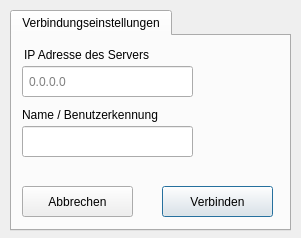
First picture: the form in client/student.ui, repository valueerrorx/life-exam, before the edit.
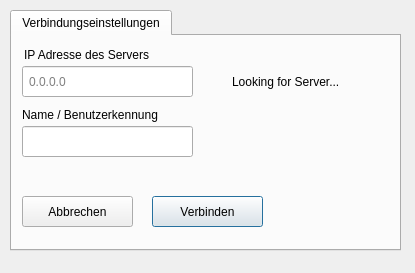
Second picture: the form after the edit. Icons and pictures are not drawn.

What changed in the file:
```diff
--- a/client/student.ui
+++ b/client/student.ui
@@ -7,8 +7,8 @@
    <rect>
     <x>0</x>
     <y>0</y>
-    <width>301</width>
-    <height>238</height>
+    <width>415</width>
+    <height>273</height>
    </rect>
   </property>
   <property name="sizePolicy">
@@ -37,8 +37,8 @@
     <rect>
      <x>10</x>
      <y>10</y>
-     <width>281</width>
-     <height>221</height>
+     <width>391</width>
+     <height>241</height>
     </rect>
    </property>
    <property name="font">
@@ -101,8 +101,8 @@
     <widget class="QPushButton" name="start">
      <property name="geometry">
       <rect>
-       <x>150</x>
-       <y>150</y>
+       <x>140</x>
+       <y>160</y>
        <width>111</width>
        <height>31</height>
       </rect>
@@ -118,7 +118,7 @@
      <property name="geometry">
       <rect>
        <x>10</x>
-       <y>150</y>
+       <y>160</y>
        <width>111</width>
        <height>31</height>
       </rect>
@@ -191,6 +191,38 @@
       <string>Name / Benutzerkennung</string>
      </property>
     </widget>
+    <widget class="QLabel" name="serversearch">
+     <property name="geometry">
+      <rect>
+       <x>220</x>
+       <y>30</y>
+       <width>131</width>
+       <height>31</height>
+      </rect>
+     </property>
+     <property name="layoutDirection">
+      <enum>Qt::LeftToRight</enum>
+     </property>
+     <property name="text">
+      <string>Looking for Server...</string>
+     </property>
+    </widget>
+    <widget class="QLabel" name="servercheck">
+     <property name="geometry">
+      <rect>
+       <x>180</x>
+       <y>30</y>
+       <width>41</width>
+       <height>31</height>
+      </rect>
+     </property>
+     <property name="text">
+      <string/>
+     </property>
+     <property name="alignment">
+      <set>Qt::AlignCenter</set>
+     </property>
+    </widget>
    </widget>
   </widget>
  </widget>
```
